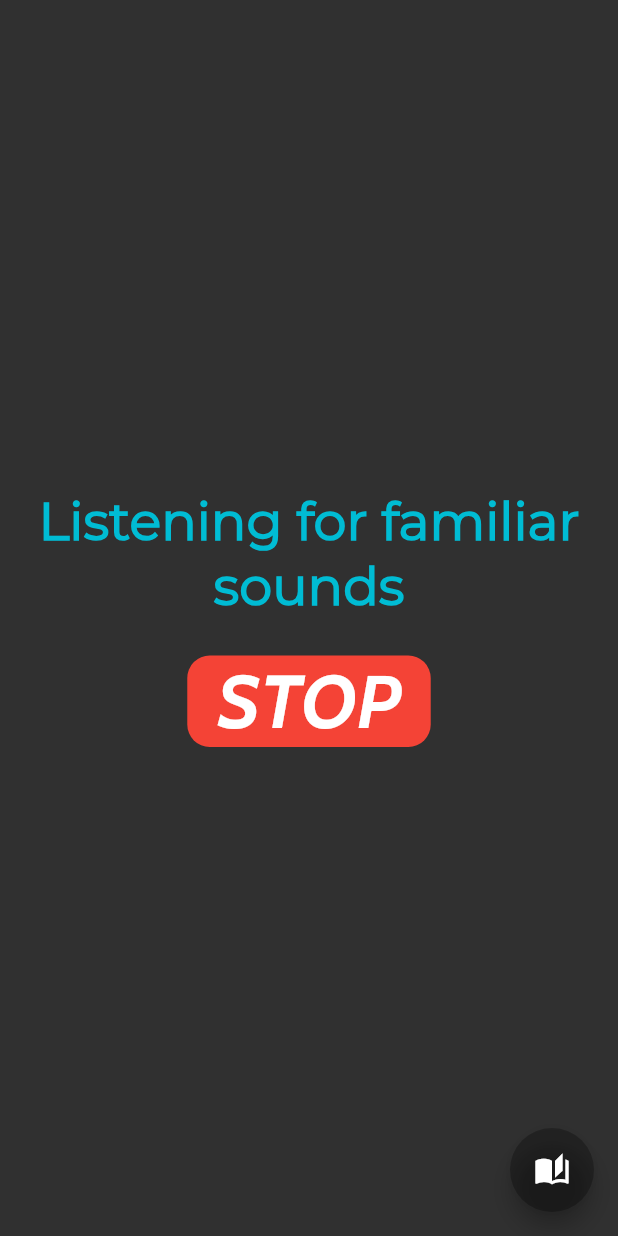
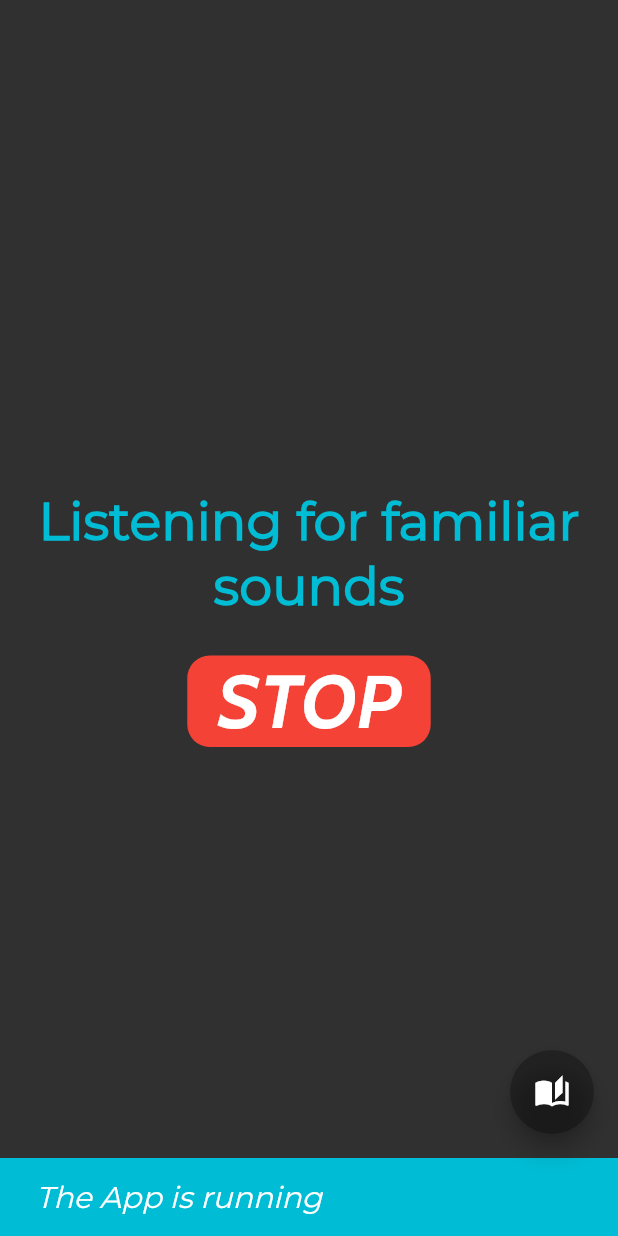
Before and after one commit to SoulPlayer23/SelfMute, a Flutter app: the screen it shows after launch, after a tap on "START", on a phone screen of 412 x 824 dp. Run offline on Flutter 3.47's test engine with Material 2 defaults, Android fonts, the phone set to English and light mode, and no system bars.

Commit message:
Updated Snackbar and App icon

```diff
--- a/lib/home.dart
+++ b/lib/home.dart
@@ -28,7 +28,8 @@ class _HomeState extends State<Home> {
       ),
       home: Scaffold(
         backgroundColor: bgColor,
-        body: Column(
+        body: Builder(
+          builder: (context) => Column(
             mainAxisAlignment: MainAxisAlignment.center,
             children: <Widget>[
               Container(
@@ -69,9 +70,29 @@ class _HomeState extends State<Home> {
                       _changeText();
                     },
                   );
+                  Scaffold.of(context).showSnackBar(SnackBar(
+                    content: running
+                        ? Text(
+                            'The App is running',
+                            style: TextStyle(
+                                fontFamily: 'Montserrat',
+                                fontStyle: FontStyle.italic,
+                                fontSize: 20),
+                          )
+                        : Text(
+                            'The App has stopped',
+                            style: TextStyle(
+                                fontFamily: 'Montserrat',
+                                fontStyle: FontStyle.italic,
+                                fontSize: 20),
+                          ),
+                    backgroundColor: mainColor,
+                    duration: Duration(seconds: 2),
+                  ));
                 },
               )
             ],
+          ),
         ),
         floatingActionButton: new Builder(
           builder: (BuildContext context) {
```
Also changed, not shown: pubspec.lock, 6 other files. Lines whose indentation alone changed are shown as unchanged.
